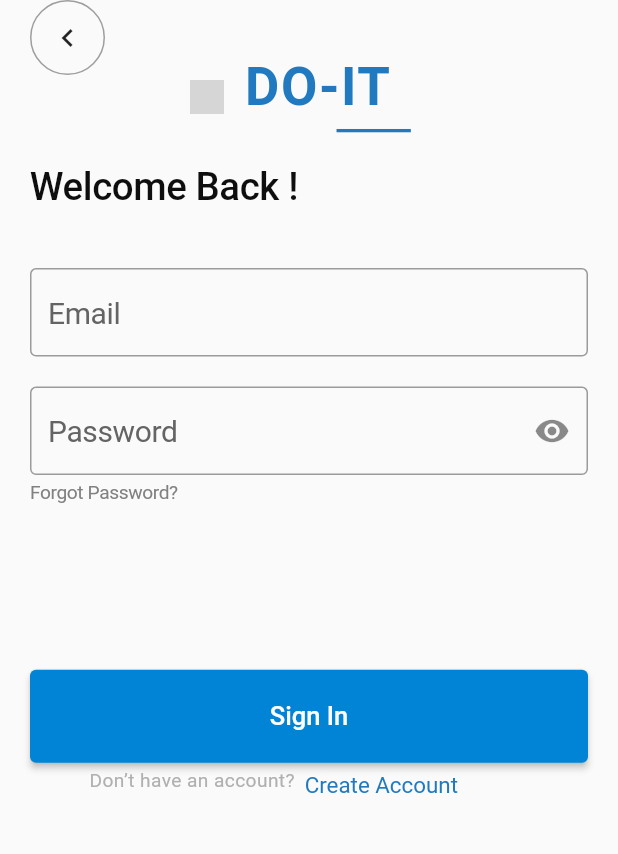
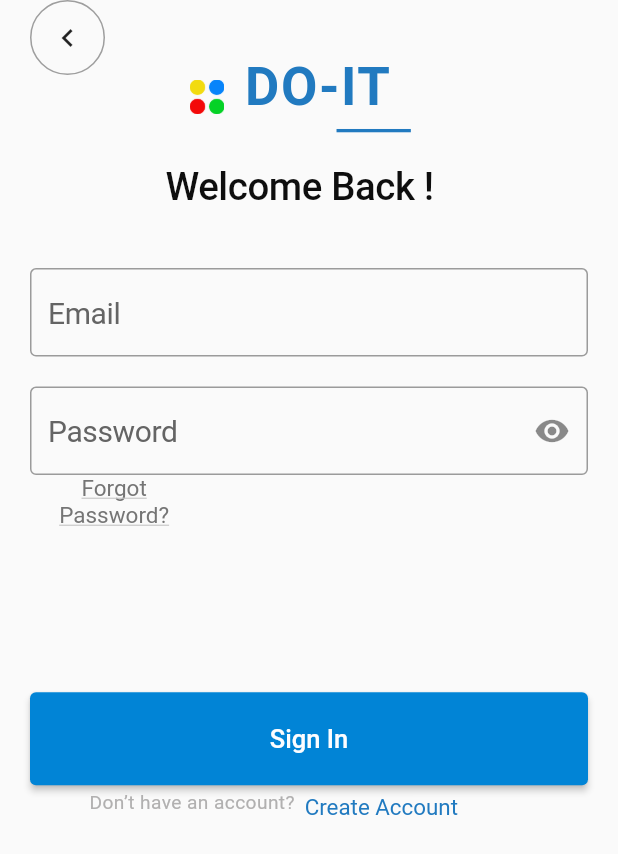
Before and after one commit to iliasHB/DO-IT, a Flutter app: the SignInPage screen opened by its route, on a phone screen of 412 x 824 dp. Shown: the top 854 px of the screen. Run offline on Flutter 3.47's test engine with Material 2 defaults, Android fonts, the light colour scheme and no system bars; our stand-ins replace google_fonts; Roboto replaces fonts that are missing (Mark Pro); grey boxes are pictures that could not be loaded.

Commit message:
Update signin_view.dart

```diff
--- a/do_it/lib/pages/auth_pages/signin_page/view/signin_view.dart
+++ b/do_it/lib/pages/auth_pages/signin_page/view/signin_view.dart
@@ -32,7 +32,7 @@ class SignInPage extends StatelessWidget {
                         width: 21*fem,
                         height: 21*fem,
                         child: Image.asset(
-                          'assets/images/group-7377-p9M.png',
+                          'assets/images/group-7377.png',
                           width: 21*fem,
                           height: 21*fem,
                         ),
@@ -66,9 +66,11 @@ class SignInPage extends StatelessWidget {
                 ),
                 Container(
                   // welcomebackV4B (0:86)
+                  alignment: Alignment.center,
                   margin: EdgeInsets.fromLTRB(0*fem, 0*fem, 11.5*fem, 36*fem),
                   child: Text(
                     'Welcome Back !',
+                    textAlign: TextAlign.center,
                     style: SafeGoogleFont (
                       'Mark Pro',
                       fontSize: 24*ffem,
@@ -118,14 +120,7 @@ class SignInPage extends StatelessWidget {
                   child: Text(
                     'Forgot Password?',
                     textAlign: TextAlign.center,
-                    style: SafeGoogleFont (
-                      'Mark Pro',
-                      fontSize: 12*ffem,
-                      fontWeight: FontWeight.w400,
-                      height: 1.6666666667*ffem/fem,
-                      letterSpacing: -0.2399999946*fem,
-                      color: Color(0xff818181),
-                    ),
+                    style: AppStyle.footertext
                   ),
                 ),
                 Row(
```
